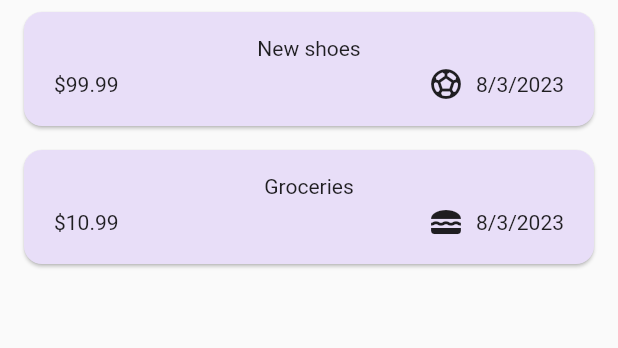
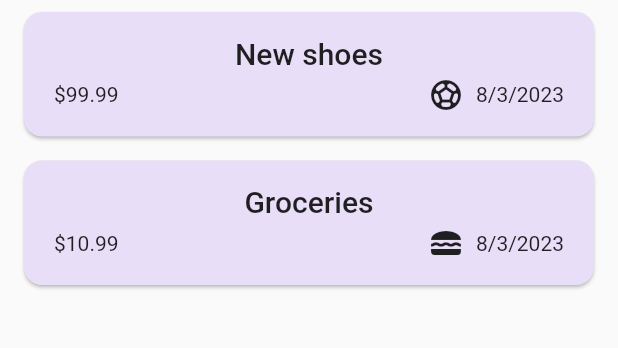
Before and after one commit to jacob-macleod/Expenses-Tracker, a Flutter app: the screen it shows after launch, on a phone screen of 412 x 824 dp, the part 84-432 px from its top. Run offline on Flutter 3.47's test engine with Material 2 defaults, Android fonts, the phone set to English and light mode, and no system bars; missing offline and left inert: dart:ffi.

Commit message:
Edited styling

```diff
--- a/lib/widgets/expenses_list/expense_item.dart
+++ b/lib/widgets/expenses_list/expense_item.dart
@@ -16,7 +16,7 @@ class ExpenseItem extends StatelessWidget {
         ),
         child: Column(
           children: [
-            Text(expense.title),
+            Text(expense.title, style: Theme.of(context).textTheme.titleLarge),
             const SizedBox(height: 4),
             Row(
               children: [
```
